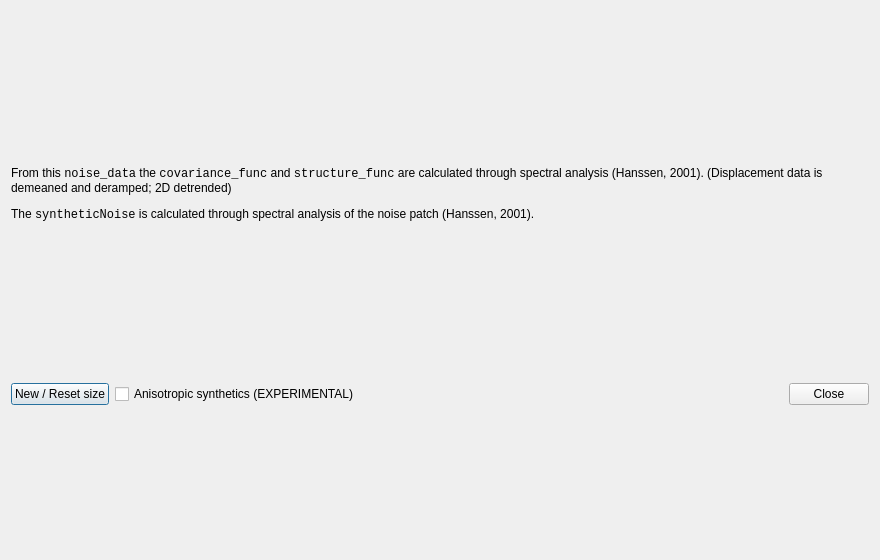
Qt form src/spool/res/noise_dialog.ui (pyrocko/kite) before a commit.
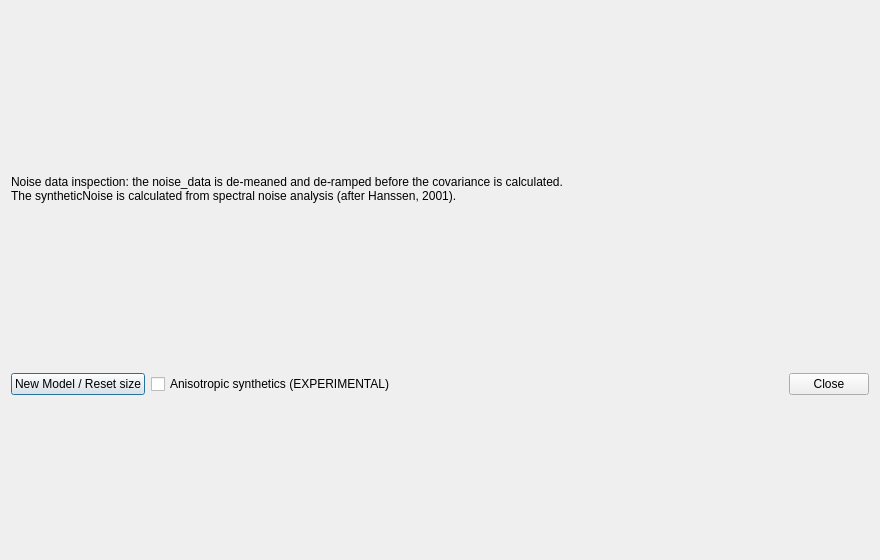
The same form after that commit.

Commit message: Upd dialogs

```diff
--- a/src/spool/res/noise_dialog.ui
+++ b/src/spool/res/noise_dialog.ui
@@ -34,18 +34,17 @@
      <property name="minimumSize">
       <size>
        <width>0</width>
-       <height>80</height>
+       <height>50</height>
       </size>
      </property>
      <property name="maximumSize">
       <size>
        <width>16777215</width>
-       <height>80</height>
+       <height>50</height>
       </size>
      </property>
      <property name="text">
-      <string>&lt;html&gt;&lt;head/&gt;&lt;body&gt;&lt;p&gt;From this &lt;span style='font-family: monospace'&gt;noise_data&lt;/span&gt; the &lt;span style='font-family: monospace'&gt;covariance_func&lt;/span&gt; and &lt;span style='font-family: monospace'&gt;structure_func&lt;/span&gt; are calculated through spectral analysis (Hanssen, 2001). (Displacement data is demeaned and deramped; 2D detrended)&lt;/p&gt;
-&lt;p&gt;The &lt;span style='font-family: monospace'&gt;syntheticNoise&lt;/span&gt; is calculated through spectral analysis of the noise patch (Hanssen, 2001).&lt;/p&gt;&lt;/body&gt;&lt;/html&gt;</string>
+      <string>&lt;html&gt;&lt;head/&gt;&lt;body&gt;&lt;p&gt;Noise data inspection: the &lt;span style=&quot; font-family:'monospace';&quot;&gt;noise_data&lt;/span&gt; is de-meaned and de-ramped before the covariance is calculated.&lt;br/&gt;The &lt;span style=&quot; font-family:'monospace';&quot;&gt;syntheticNoise&lt;/span&gt; is calculated from spectral noise analysis (after Hanssen, 2001).&lt;/p&gt;&lt;/body&gt;&lt;/html&gt;</string>
      </property>
      <property name="scaledContents">
       <bool>false</bool>
@@ -66,7 +65,7 @@
      <item>
       <widget class="QPushButton" name="resetSizeButton">
        <property name="text">
-        <string>New / Reset size</string>
+        <string>New Model / Reset size</string>
        </property>
       </widget>
      </item>
```
The commit also changes 1 other file.
